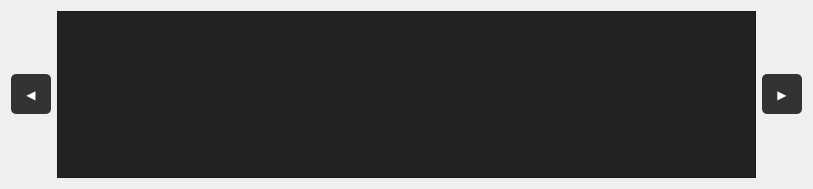
Before: the Qt Designer form src/components/PreviewAnnotation/previewannotation.ui in FEDMix/eshmun, drawn with Qt 5.
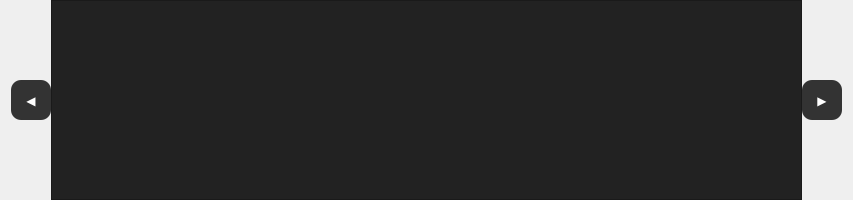
After: the same form once the commit is applied.

Commit message: Fixed lit item width & height

The edit to the form file:
```diff
--- a/src/components/PreviewAnnotation/previewannotation.ui
+++ b/src/components/PreviewAnnotation/previewannotation.ui
@@ -6,10 +6,16 @@
    <rect>
     <x>0</x>
     <y>0</y>
-    <width>813</width>
-    <height>189</height>
+    <width>853</width>
+    <height>200</height>
    </rect>
   </property>
+  <property name="minimumSize">
+   <size>
+    <width>0</width>
+    <height>200</height>
+   </size>
+  </property>
   <property name="maximumSize">
    <size>
     <width>16777215</width>
@@ -21,10 +27,14 @@
   </property>
   <property name="styleSheet">
    <string notr="true">QPushButton {
-	border-radius: 5px;
-	width: 80px;
-	height:40px;
-	background-color: #ddd;
+background:#333; 
+width: 40px;
+color:#fff;
+botder-radius: 10px;
+}
+QPushButton:disabled {
+background-color:#ccc;
+color:#aaa;
 }
 QListWidget::item:selected{ 
 border: 2px solid blue; 
@@ -35,11 +45,20 @@
 }</string>
   </property>
   <layout class="QHBoxLayout" name="horizontalLayout">
+   <property name="spacing">
+    <number>0</number>
+   </property>
+   <property name="topMargin">
+    <number>0</number>
+   </property>
+   <property name="bottomMargin">
+    <number>0</number>
+   </property>
    <item>
     <widget class="QPushButton" name="prevButton">
      <property name="maximumSize">
       <size>
-       <width>80</width>
+       <width>40</width>
        <height>40</height>
       </size>
      </property>
@@ -179,54 +198,54 @@
         <colorrole role="WindowText">
          <brush brushstyle="SolidPattern">
           <color alpha="255">
-           <red>255</red>
-           <green>255</green>
-           <blue>255</blue>
+           <red>170</red>
+           <green>170</green>
+           <blue>170</blue>
           </color>
          </brush>
         </colorrole>
         <colorrole role="Button">
          <brush brushstyle="SolidPattern">
           <color alpha="255">
-           <red>51</red>
-           <green>51</green>
-           <blue>51</blue>
+           <red>204</red>
+           <green>204</green>
+           <blue>204</blue>
           </color>
          </brush>
         </colorrole>
         <colorrole role="Text">
          <brush brushstyle="SolidPattern">
           <color alpha="255">
-           <red>255</red>
-           <green>255</green>
-           <blue>255</blue>
+           <red>170</red>
+           <green>170</green>
+           <blue>170</blue>
           </color>
          </brush>
         </colorrole>
         <colorrole role="ButtonText">
          <brush brushstyle="SolidPattern">
           <color alpha="255">
-           <red>255</red>
-           <green>255</green>
-           <blue>255</blue>
+           <red>170</red>
+           <green>170</green>
+           <blue>170</blue>
           </color>
          </brush>
         </colorrole>
         <colorrole role="Base">
          <brush brushstyle="SolidPattern">
           <color alpha="255">
-           <red>51</red>
-           <green>51</green>
-           <blue>51</blue>
+           <red>204</red>
+           <green>204</green>
+           <blue>204</blue>
           </color>
          </brush>
         </colorrole>
         <colorrole role="Window">
          <brush brushstyle="SolidPattern">
           <color alpha="255">
-           <red>51</red>
-           <green>51</green>
-           <blue>51</blue>
+           <red>204</red>
+           <green>204</green>
+           <blue>204</blue>
           </color>
          </brush>
         </colorrole>
@@ -243,7 +262,18 @@
       </palette>
      </property>
      <property name="styleSheet">
-      <string notr="true">background:#333; width: 40px;color:#fff;</string>
+      <string notr="true">QPushButton {
+background:#333; 
+height:40px;
+width: 40px;
+color:#fff;
+border:1px;
+border-radius: 10px;
+}
+QPushButton:disabled {
+background-color:#ccc;
+color:#aaa;
+}</string>
      </property>
      <property name="text">
       <string>◀</string>
@@ -259,14 +289,29 @@
      </property>
     </widget>
    </item>
-   <item alignment="Qt::AlignVCenter">
+   <item>
     <widget class="QListWidget" name="previewWidget">
+     <property name="minimumSize">
+      <size>
+       <width>0</width>
+       <height>200</height>
+      </size>
+     </property>
+     <property name="maximumSize">
+      <size>
+       <width>16777215</width>
+       <height>200</height>
+      </size>
+     </property>
      <property name="styleSheet">
       <string notr="true">background:#222;</string>
      </property>
      <property name="verticalScrollBarPolicy">
       <enum>Qt::ScrollBarAlwaysOff</enum>
      </property>
+     <property name="horizontalScrollBarPolicy">
+      <enum>Qt::ScrollBarAlwaysOff</enum>
+     </property>
      <property name="autoScroll">
       <bool>false</bool>
      </property>
@@ -275,8 +320,8 @@
      </property>
      <property name="iconSize">
       <size>
-       <width>100</width>
-       <height>100</height>
+       <width>190</width>
+       <height>180</height>
       </size>
      </property>
      <property name="verticalScrollMode">
@@ -293,8 +338,8 @@
      </property>
      <property name="gridSize">
       <size>
-       <width>120</width>
-       <height>120</height>
+       <width>200</width>
+       <height>210</height>
       </size>
      </property>
      <property name="viewMode">
@@ -312,7 +357,7 @@
     <widget class="QPushButton" name="nextButton">
      <property name="maximumSize">
       <size>
-       <width>80</width>
+       <width>40</width>
        <height>40</height>
       </size>
      </property>
@@ -452,54 +497,54 @@
         <colorrole role="WindowText">
          <brush brushstyle="SolidPattern">
           <color alpha="255">
-           <red>255</red>
-           <green>255</green>
-           <blue>255</blue>
+           <red>170</red>
+           <green>170</green>
+           <blue>170</blue>
           </color>
          </brush>
         </colorrole>
         <colorrole role="Button">
          <brush brushstyle="SolidPattern">
           <color alpha="255">
-           <red>51</red>
-           <green>51</green>
-           <blue>51</blue>
+           <red>204</red>
+           <green>204</green>
+           <blue>204</blue>
           </color>
          </brush>
         </colorrole>
         <colorrole role="Text">
          <brush brushstyle="SolidPattern">
           <color alpha="255">
-           <red>255</red>
-           <green>255</green>
-           <blue>255</blue>
+           <red>170</red>
+           <green>170</green>
+           <blue>170</blue>
           </color>
          </brush>
         </colorrole>
         <colorrole role="ButtonText">
          <brush brushstyle="SolidPattern">
           <color alpha="255">
-           <red>255</red>
-           <green>255</green>
-           <blue>255</blue>
+           <red>170</red>
+           <green>170</green>
+           <blue>170</blue>
           </color>
          </brush>
         </colorrole>
         <colorrole role="Base">
          <brush brushstyle="SolidPattern">
           <color alpha="255">
-           <red>51</red>
-           <green>51</green>
-           <blue>51</blue>
+           <red>204</red>
+           <green>204</green>
+           <blue>204</blue>
           </color>
          </brush>
         </colorrole>
         <colorrole role="Window">
          <brush brushstyle="SolidPattern">
           <color alpha="255">
-           <red>51</red>
-           <green>51</green>
-           <blue>51</blue>
+           <red>204</red>
+           <green>204</green>
+           <blue>204</blue>
           </color>
          </brush>
         </colorrole>
@@ -519,7 +564,18 @@
       <bool>false</bool>
      </property>
      <property name="styleSheet">
-      <string notr="true">background:#333; width: 40px;color:#fff;</string>
+      <string notr="true">QPushButton {
+background:#333; 
+height:40px;
+width: 40px;
+color:#fff;
+border:1px;
+border-radius: 10px;
+}
+QPushButton:disabled {
+background-color:#ccc;
+color:#aaa;
+}</string>
      </property>
      <property name="text">
       <string>▶</string>
```
Left out of the diff: 11 changed lines with no effect on the pictures. The commit also changes 3 other files.
